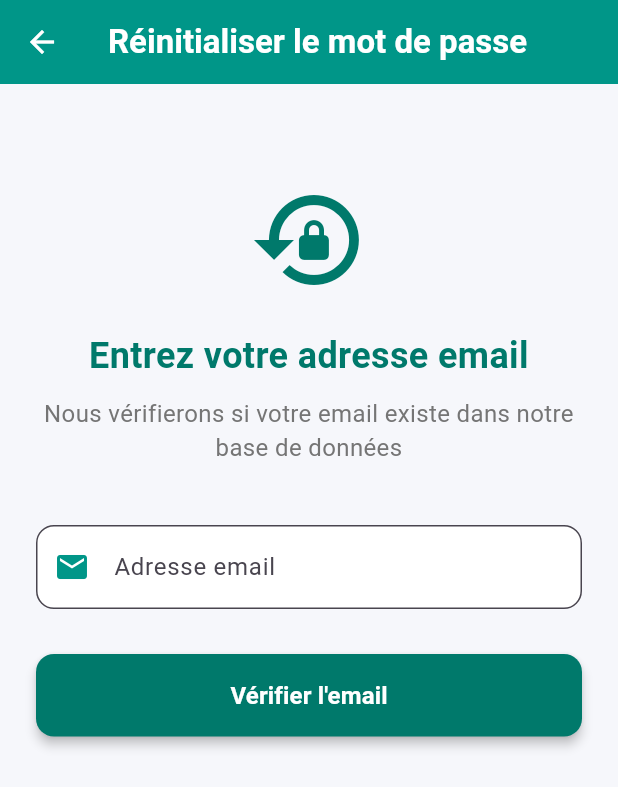
After one commit to jnthnkabongo/Mon-portefeuille-, a Flutter app: the ResetPasswordPage screen opened directly, on a phone screen of 412 x 824 dp. The commit adds this screen. Shown: the top 787 px of the screen. Run offline on Flutter 3.47's test engine with Material 3 defaults, Android fonts, the phone set to English and light mode, and no system bars; our stand-ins replace fl_chart, image_picker, local_auth, shared_preferences, sqflite; accounts and stored records are empty.

Commit message:
ajout reinitialisation du mot de passe

```diff
--- a/portefeuille/lib/pages/auth.dart
+++ b/portefeuille/lib/pages/auth.dart
@@ -1,5 +1,6 @@
 import 'package:flutter/material.dart';
 import 'package:portefeuille/pages/main_page.dart';
+import 'package:portefeuille/pages/reset_password.dart';
 import 'package:portefeuille/pages/signup.dart';
 import 'package:portefeuille/services/database.dart';
 import 'package:portefeuille/services/service.dart';
@@ -277,6 +278,28 @@ class _LoginPageState extends State<LoginPage> {
                     ),
                   ],
                 ),
+
+              const SizedBox(height: 20),
+
+              //Lien vers Signup
+              GestureDetector(
+                onTap: () {
+                  Navigator.push(
+                    context,
+                    MaterialPageRoute(
+                      builder: (_) => const ResetPasswordPage(),
+                    ),
+                  );
+                },
+                child: const Text(
+                  "Mot de passe oublier ? Réinitialiser votre mot de passe",
+                  style: TextStyle(
+                    color: Colors.teal,
+                    fontWeight: FontWeight.bold,
+                    decoration: TextDecoration.underline,
+                  ),
+                ),
+              ),
             ],
           ),
         ),
--- /dev/null
+++ b/portefeuille/lib/pages/reset_password.dart
@@ -0,0 +1,451 @@
+import 'package:flutter/material.dart';
+import 'package:flutter/services.dart';
+import 'package:crypto/crypto.dart';
+import 'dart:convert';
+import '../services/database.dart';
+
+class ResetPasswordPage extends StatefulWidget {
+  const ResetPasswordPage({super.key});
+
+  @override
+  State<ResetPasswordPage> createState() => _ResetPasswordPageState();
+}
+
+class _ResetPasswordPageState extends State<ResetPasswordPage> {
+  final _formKey = GlobalKey<FormState>();
+  final _emailController = TextEditingController();
+  final _passwordController = TextEditingController();
+  final _confirmPasswordController = TextEditingController();
+
+  bool _isLoading = false;
+  bool _showPasswordFields = false;
+  bool _obscurePassword = true;
+  bool _obscureConfirmPassword = true;
+
+  @override
+  void dispose() {
+    _emailController.dispose();
+    _passwordController.dispose();
+    _confirmPasswordController.dispose();
+    super.dispose();
+  }
+
+  String _hashPassword(String password) {
+    final bytes = utf8.encode(password);
+    final digest = sha256.convert(bytes);
+    return digest.toString();
+  }
+
+  Future<void> _verifyEmail() async {
+    if (_emailController.text.trim().isEmpty) {
+      _showErrorSnackBar('Veuillez entrer une adresse email');
+      return;
+    }
+
+    setState(() => _isLoading = true);
+
+    try {
+      final db = await DatabaseService().database;
+      final result = await db.query(
+        'users',
+        where: 'email = ?',
+        whereArgs: [_emailController.text.trim()],
+      );
+
+      if (result.isNotEmpty) {
+        setState(() {
+          _showPasswordFields = true;
+        });
+        _showSuccessSnackBar(
+          'Email trouvé! Vous pouvez maintenant réinitialiser votre mot de passe',
+        );
+      } else {
+        _showErrorSnackBar('Aucun compte trouvé avec cet email');
+      }
+    } catch (e) {
+      _showErrorSnackBar('Erreur lors de la vérification de l\'email');
+    } finally {
+      setState(() => _isLoading = false);
+    }
+  }
+
+  Future<void> _resetPassword() async {
+    if (!_formKey.currentState!.validate()) return;
+
+    if (_passwordController.text != _confirmPasswordController.text) {
+      _showErrorSnackBar('Les mots de passe ne correspondent pas');
+      return;
+    }
+
+    setState(() => _isLoading = true);
+
+    try {
+      final db = await DatabaseService().database;
+      final hashedPassword = _hashPassword(_passwordController.text);
+
+      await db.update(
+        'users',
+        {'password': hashedPassword},
+        where: 'email = ?',
+        whereArgs: [_emailController.text.trim()],
+      );
+
+      _showSuccessSnackBar('Mot de passe réinitialisé avec succès!');
+
+      // Retour à la page de connexion après 2 secondes
+      Future.delayed(const Duration(seconds: 2), () {
+        if (mounted) {
+          Navigator.of(context).pop();
+        }
+      });
+    } catch (e) {
+      _showErrorSnackBar('Erreur lors de la réinitialisation du mot de passe');
+    } finally {
+      setState(() => _isLoading = false);
+    }
+  }
+
+  void _showErrorSnackBar(String message) {
+    ScaffoldMessenger.of(context).showSnackBar(
+      SnackBar(
+        content: Text(message),
+        backgroundColor: Colors.red,
+        duration: const Duration(seconds: 3),
+      ),
+    );
+  }
+
+  void _showSuccessSnackBar(String message) {
+    ScaffoldMessenger.of(context).showSnackBar(
+      SnackBar(
+        content: Text(message),
+        backgroundColor: Colors.green,
+        duration: const Duration(seconds: 3),
+      ),
+    );
+  }
+
+  @override
+  Widget build(BuildContext context) {
+    return Scaffold(
+      backgroundColor: const Color(0xFFF6F7FB),
+      appBar: AppBar(
+        backgroundColor: Colors.teal,
+        elevation: 0,
+        title: const Text(
+          'Réinitialiser le mot de passe',
+          style: TextStyle(fontWeight: FontWeight.bold, color: Colors.white),
+        ),
+        centerTitle: true,
+        iconTheme: const IconThemeData(color: Colors.white),
+      ),
+      body: SingleChildScrollView(
+        padding: const EdgeInsets.all(24.0),
+        child: Form(
+          key: _formKey,
+          child: Column(
+            crossAxisAlignment: CrossAxisAlignment.stretch,
+            children: [
+              const SizedBox(height: 40),
+
+              // Icône et titre
+              Icon(Icons.lock_reset, size: 80, color: Colors.teal.shade700),
+              const SizedBox(height: 20),
+
+              Text(
+                _showPasswordFields
+                    ? 'Choisissez votre nouveau mot de passe'
+                    : 'Entrez votre adresse email',
+                textAlign: TextAlign.center,
+                style: TextStyle(
+                  fontSize: 24,
+                  fontWeight: FontWeight.bold,
+                  color: Colors.teal.shade700,
+                ),
+              ),
+              const SizedBox(height: 10),
+
+              Text(
+                _showPasswordFields
+                    ? 'Veuillez entrer et confirmer votre nouveau mot de passe'
+                    : 'Nous vérifierons si votre email existe dans notre base de données',
+                textAlign: TextAlign.center,
+                style: TextStyle(fontSize: 16, color: Colors.grey.shade600),
+              ),
+              const SizedBox(height: 40),
+
+              // Champ email
+              if (!_showPasswordFields) ...[
+                TextFormField(
+                  controller: _emailController,
+                  keyboardType: TextInputType.emailAddress,
+                  decoration: InputDecoration(
+                    labelText: 'Adresse email',
+                    hintText: 'exemple@email.com',
+                    prefixIcon: const Icon(Icons.email, color: Colors.teal),
+                    border: OutlineInputBorder(
+                      borderRadius: BorderRadius.circular(12),
+                      borderSide: BorderSide(color: Colors.teal.shade300),
+                    ),
+                    focusedBorder: OutlineInputBorder(
+                      borderRadius: BorderRadius.circular(12),
+                      borderSide: BorderSide(
+                        color: Colors.teal.shade700,
+                        width: 2,
+                      ),
+                    ),
+                    filled: true,
+                    fillColor: Colors.white,
+                  ),
+                  validator: (value) {
+                    if (value == null || value.trim().isEmpty) {
+                      return 'Veuillez entrer votre email';
+                    }
+                    if (!RegExp(
+                      r'^[\w-\.]+@([\w-]+\.)+[\w-]{2,4}$',
+                    ).hasMatch(value)) {
+                      return 'Veuillez entrer un email valide';
+                    }
+                    return null;
+                  },
+                ),
+                const SizedBox(height: 30),
+
+                // Bouton vérifier email
+                ElevatedButton(
+                  onPressed: _isLoading ? null : _verifyEmail,
+                  style: ElevatedButton.styleFrom(
+                    backgroundColor: Colors.teal.shade700,
+                    padding: const EdgeInsets.symmetric(vertical: 16),
+                    shape: RoundedRectangleBorder(
+                      borderRadius: BorderRadius.circular(12),
+                    ),
+                    elevation: 3,
+                  ),
+                  child: _isLoading
+                      ? const Row(
+                          mainAxisAlignment: MainAxisAlignment.center,
+                          children: [
+                            SizedBox(
+                              width: 20,
+                              height: 20,
+                              child: CircularProgressIndicator(
+                                color: Colors.white,
+                                strokeWidth: 2,
+                              ),
+                            ),
+                            SizedBox(width: 12),
+                            Text('Vérification...'),
+                          ],
+                        )
+                      : const Text(
+                          'Vérifier l\'email',
+                          style: TextStyle(
+                            fontSize: 16,
+                            fontWeight: FontWeight.bold,
+                            color: Colors.white,
+                          ),
+                        ),
+                ),
+              ],
+
+              // Champs de mot de passe
+              if (_showPasswordFields) ...[
+                // Email vérifié (affichage)
+                Container(
+                  padding: const EdgeInsets.all(16),
+                  decoration: BoxDecoration(
+                    color: Colors.green.shade50,
+                    borderRadius: BorderRadius.circular(12),
+                    border: Border.all(color: Colors.green.shade200),
+                  ),
+                  child: Row(
+                    children: [
+                      Icon(Icons.check_circle, color: Colors.green.shade700),
+                      const SizedBox(width: 12),
+                      Expanded(
+                        child: Text(
+                          'Email vérifié: ${_emailController.text}',
+                          style: TextStyle(
+                            color: Colors.green.shade700,
+                            fontWeight: FontWeight.w500,
+                          ),
+                        ),
+                      ),
+                    ],
+                  ),
+                ),
+                const SizedBox(height: 30),
+
+                // Nouveau mot de passe
+                TextFormField(
+                  controller: _passwordController,
+                  obscureText: _obscurePassword,
+                  decoration: InputDecoration(
+                    labelText: 'Nouveau mot de passe',
+                    hintText: 'Entrez votre nouveau mot de passe',
+                    prefixIcon: const Icon(Icons.lock, color: Colors.teal),
+                    suffixIcon: IconButton(
+                      icon: Icon(
+                        _obscurePassword
+                            ? Icons.visibility
+                            : Icons.visibility_off,
+                        color: Colors.teal,
+                      ),
+                      onPressed: () {
+                        setState(() => _obscurePassword = !_obscurePassword);
+                      },
+                    ),
+                    border: OutlineInputBorder(
+                      borderRadius: BorderRadius.circular(12),
+                      borderSide: BorderSide(color: Colors.teal.shade300),
+                    ),
+                    focusedBorder: OutlineInputBorder(
+                      borderRadius: BorderRadius.circular(12),
+                      borderSide: BorderSide(
+                        color: Colors.teal.shade700,
+                        width: 2,
+                      ),
+                    ),
+                    filled: true,
+                    fillColor: Colors.white,
+                  ),
+                  validator: (value) {
+                    if (value == null || value.isEmpty) {
+                      return 'Veuillez entrer un mot de passe';
+                    }
+                    if (value.length < 6) {
+                      return 'Le mot de passe doit contenir au moins 6 caractères';
+                    }
+                    return null;
+                  },
+                ),
+                const SizedBox(height: 20),
+
+                // Confirmer mot de passe
+                TextFormField(
+                  controller: _confirmPasswordController,
+                  obscureText: _obscureConfirmPassword,
+                  decoration: InputDecoration(
+                    labelText: 'Confirmer le mot de passe',
+                    hintText: 'Confirmez votre nouveau mot de passe',
+                    prefixIcon: const Icon(
+                      Icons.lock_outline,
+                      color: Colors.teal,
+                    ),
+                    suffixIcon: IconButton(
+                      icon: Icon(
+                        _obscureConfirmPassword
+                            ? Icons.visibility
+                            : Icons.visibility_off,
+                        color: Colors.teal,
+                      ),
+                      onPressed: () {
+                        setState(
+                          () => _obscureConfirmPassword =
+                              !_obscureConfirmPassword,
+                        );
+                      },
+                    ),
+                    border: OutlineInputBorder(
+                      borderRadius: BorderRadius.circular(12),
+                      borderSide: BorderSide(color: Colors.teal.shade300),
+                    ),
+                    focusedBorder: OutlineInputBorder(
+                      borderRadius: BorderRadius.circular(12),
+                      borderSide: BorderSide(
+                        color: Colors.teal.shade700,
+                        width: 2,
+                      ),
+                    ),
+                    filled: true,
+                    fillColor: Colors.white,
+                  ),
+                  validator: (value) {
+                    if (value == null || value.isEmpty) {
+                      return 'Veuillez confirmer votre mot de passe';
+                    }
+                    return null;
+                  },
+                ),
+                const SizedBox(height: 30),
+
+                // Boutons
+                Row(
+                  children: [
+                    Expanded(
+                      child: OutlinedButton(
+                        onPressed: _isLoading
+                            ? null
+                            : () {
+                                setState(() {
+                                  _showPasswordFields = false;
+                                  _passwordController.clear();
+                                  _confirmPasswordController.clear();
+                                });
+                              },
+                        style: OutlinedButton.styleFrom(
+                          padding: const EdgeInsets.symmetric(vertical: 16),
+                          shape: RoundedRectangleBorder(
+                            borderRadius: BorderRadius.circular(12),
+                          ),
+                          side: BorderSide(color: Colors.teal.shade700),
+                        ),
+                        child: Text(
+                          'Retour',
+                          style: TextStyle(
+                            fontSize: 16,
+                            fontWeight: FontWeight.bold,
+                            color: Colors.teal.shade700,
+                          ),
+                        ),
+                      ),
+                    ),
+                    const SizedBox(width: 16),
+                    Expanded(
+                      child: ElevatedButton(
+                        onPressed: _isLoading ? null : _resetPassword,
+                        style: ElevatedButton.styleFrom(
+                          backgroundColor: Colors.teal.shade700,
+                          padding: const EdgeInsets.symmetric(vertical: 16),
+                          shape: RoundedRectangleBorder(
+                            borderRadius: BorderRadius.circular(12),
+                          ),
+                          elevation: 3,
+                        ),
+                        child: _isLoading
+                            ? const Row(
+                                mainAxisAlignment: MainAxisAlignment.center,
+                                children: [
+                                  SizedBox(
+                                    width: 20,
+                                    height: 20,
+                                    child: CircularProgressIndicator(
+                                      color: Colors.white,
+                                      strokeWidth: 2,
+                                    ),
+                                  ),
+                                  SizedBox(width: 12),
+                                  Text('Réinitialisation...'),
+                                ],
+                              )
+                            : const Text(
+                                'Réinitialiser',
+                                style: TextStyle(
+                                  fontSize: 16,
+                                  fontWeight: FontWeight.bold,
+                                  color: Colors.white,
+                                ),
+                              ),
+                      ),
+                    ),
+                  ],
+                ),
+              ],
+            ],
+          ),
+        ),
+      ),
+    );
+  }
+}
```
